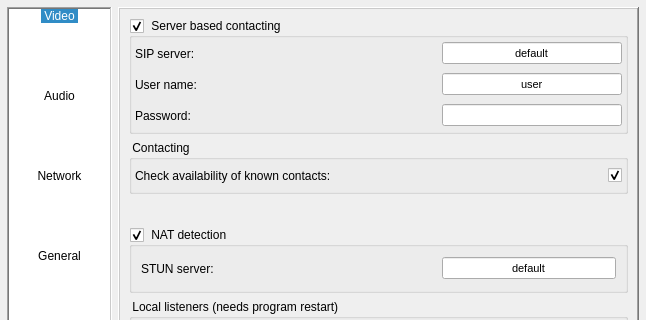
This is Homer/forms/ConfigurationDialog.ui in Homer-Conferencing/Homer-Conferencing as Qt 5 draws it before an edit; both pictures show x 0 to 646 and y 0 to 320 of the 646 by 482 pixel window. The edited form follows.
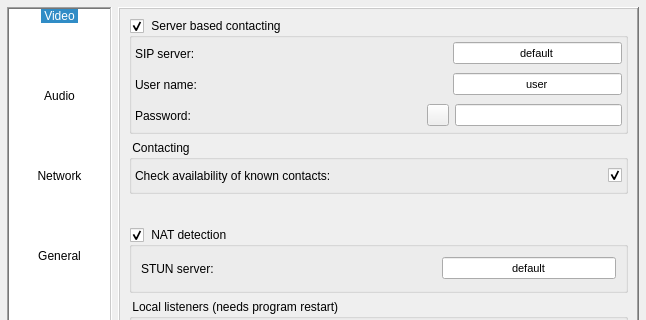
This is the edited form. The open tabs and pages were chosen to show the change. Icons and pictures are not drawn.

Commit message: - added in configuration dialogue a possibility to display password and hide it again with asterisks

The edit to the form file:
```diff
--- a/Homer/forms/ConfigurationDialog.ui
+++ b/Homer/forms/ConfigurationDialog.ui
@@ -1557,6 +1557,22 @@
                 </property>
                </spacer>
               </item>
+              <item>
+               <spacer name="horizontalSpacer_15">
+                <property name="orientation">
+                 <enum>Qt::Horizontal</enum>
+                </property>
+                <property name="sizeType">
+                 <enum>QSizePolicy::Fixed</enum>
+                </property>
+                <property name="sizeHint" stdset="0">
+                 <size>
+                  <width>22</width>
+                  <height>20</height>
+                 </size>
+                </property>
+               </spacer>
+              </item>
               <item>
                <widget class="QLineEdit" name="mLeSipServer">
                 <property name="minimumSize">
@@ -1623,6 +1639,22 @@
                 </property>
                </spacer>
               </item>
+              <item>
+               <spacer name="horizontalSpacer_14">
+                <property name="orientation">
+                 <enum>Qt::Horizontal</enum>
+                </property>
+                <property name="sizeType">
+                 <enum>QSizePolicy::Fixed</enum>
+                </property>
+                <property name="sizeHint" stdset="0">
+                 <size>
+                  <width>22</width>
+                  <height>20</height>
+                 </size>
+                </property>
+               </spacer>
+              </item>
               <item>
                <widget class="QLineEdit" name="mLeSipUserName">
                 <property name="minimumSize">
@@ -1656,7 +1688,7 @@
              </layout>
             </item>
             <item>
-             <layout class="QHBoxLayout" name="horizontalLayout_18">
+             <layout class="QHBoxLayout" name="horizontalLayout_18" stretch="0,0,0,0">
               <item>
                <widget class="QLabel" name="mLbSipPassword">
                 <property name="minimumSize">
@@ -1689,6 +1721,41 @@
                 </property>
                </spacer>
               </item>
+              <item>
+               <widget class="QToolButton" name="mTbShowPassword">
+                <property name="minimumSize">
+                 <size>
+                  <width>22</width>
+                  <height>22</height>
+                 </size>
+                </property>
+                <property name="maximumSize">
+                 <size>
+                  <width>22</width>
+                  <height>22</height>
+                 </size>
+                </property>
+                <property name="toolTip">
+                 <string>toggle password display</string>
+                </property>
+                <property name="text">
+                 <string/>
+                </property>
+                <property name="icon">
+                 <iconset resource="../resources/Icons.qrc">
+                  <normaloff>:/images/Key.png</normaloff>:/images/Key.png</iconset>
+                </property>
+                <property name="iconSize">
+                 <size>
+                  <width>22</width>
+                  <height>22</height>
+                 </size>
+                </property>
+                <property name="checkable">
+                 <bool>true</bool>
+                </property>
+               </widget>
+              </item>
               <item>
                <widget class="QLineEdit" name="mLeSipPassword">
                 <property name="minimumSize">
```
Left out of the diff: 3 changed lines with no effect on the pictures. The commit also changes 3 other files.
